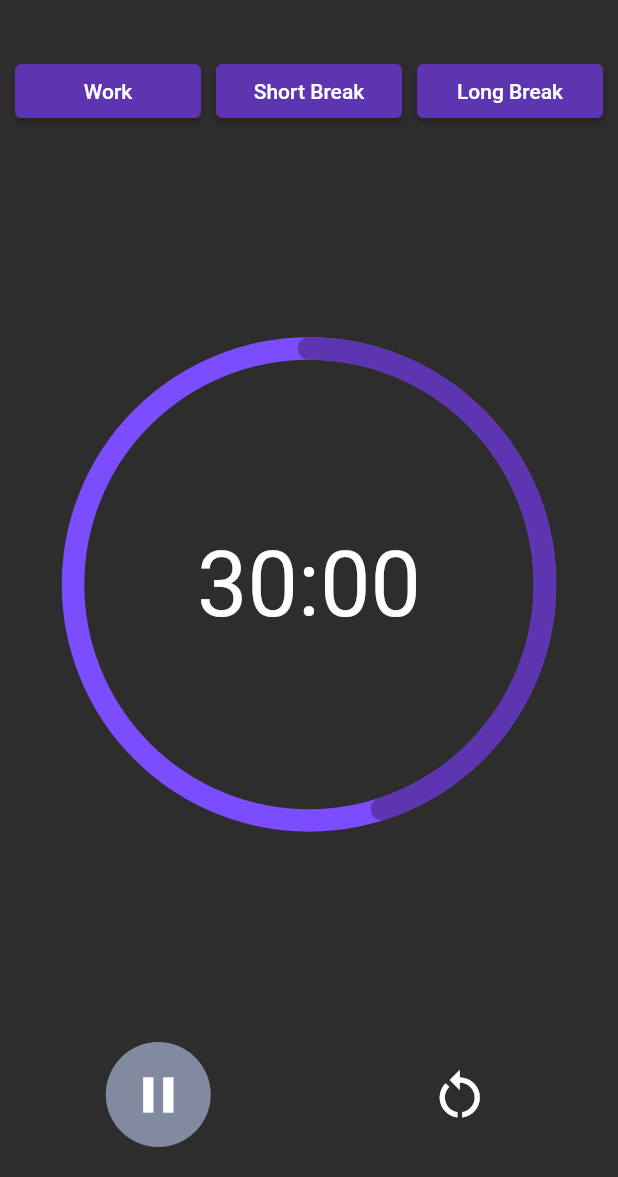
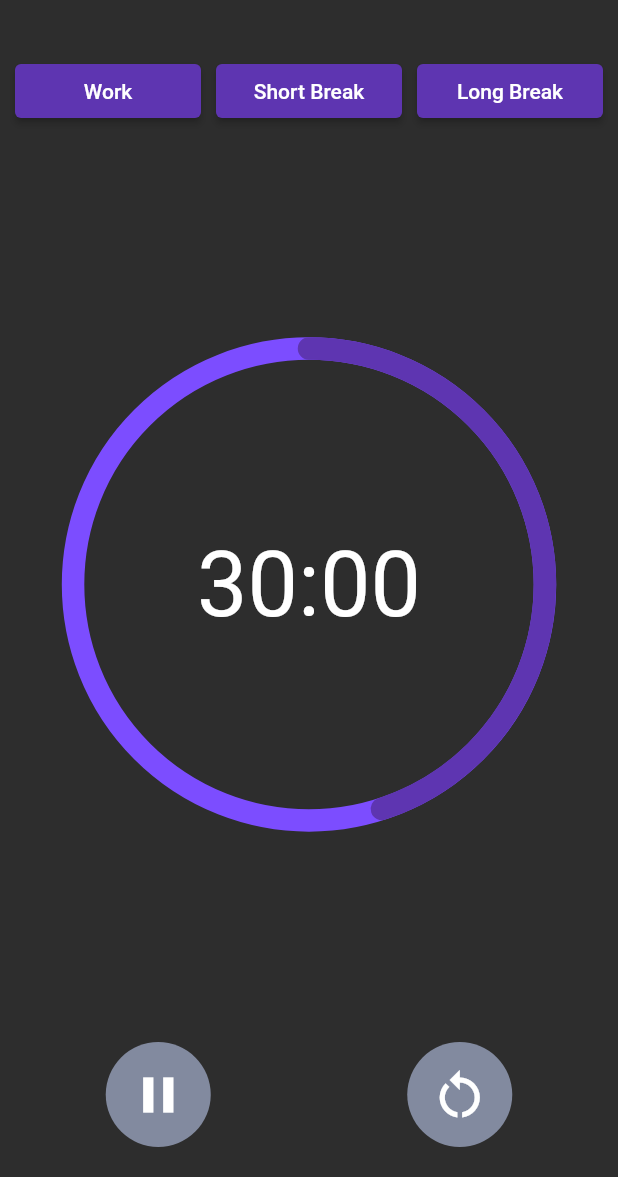
Before and after one commit to davidfffelix/productivity_timer, a Flutter app: the screen it shows after launch, on a phone screen of 412 x 824 dp, the part 59-1236 px from its top. Run offline on Flutter 3.47's test engine with Material 2 defaults, Android fonts, the phone set to English and light mode, and no system bars; drawn by our look-alikes of percent_indicator.

Commit message:
Update button timer.page

```diff
--- a/lib/timer/timer_page.dart
+++ b/lib/timer/timer_page.dart
@@ -116,6 +116,10 @@ class TimerPage extends StatelessWidget {
                       child: Container(
                         height: 70,
                         width: 70,
+                        decoration: const BoxDecoration(
+                          color: Color(0xff828A9F),
+                          shape: BoxShape.circle,
+                        ),
                         child: IconButton(
                           iconSize: 40,
                           color: Colors.white,
```
